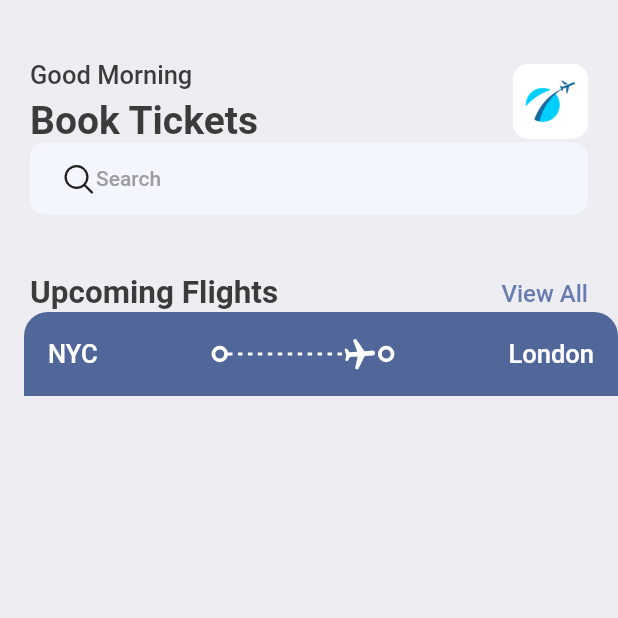
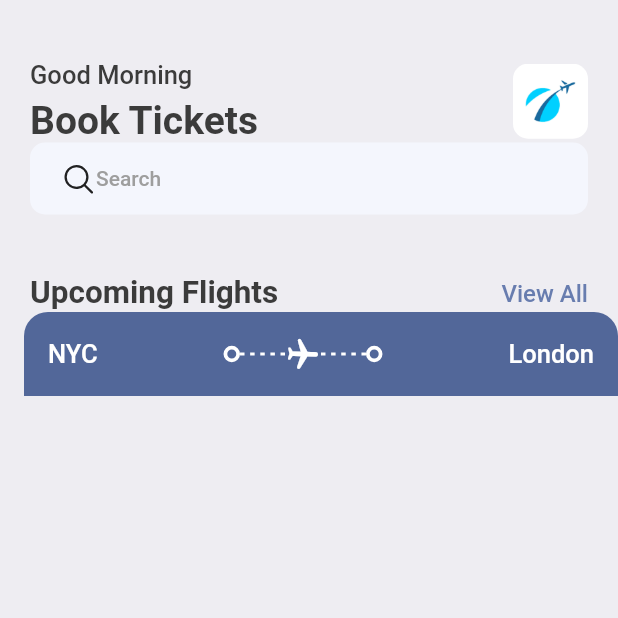
Before and after one commit to Shadabdullah/TicketBooking, a Flutter app: the screen it shows after launch, on a phone screen of 412 x 824 dp, the top half of it. Run offline on Flutter 3.47's test engine with Material 2 defaults, Android fonts, the phone set to English and light mode, and no system bars; our stand-ins replace fluentui_icons, gap.

Commit message:
Stacking done of Plane

```diff
--- a/App/lib/screens/ticket_view.dart
+++ b/App/lib/screens/ticket_view.dart
@@ -32,11 +32,13 @@ class TicketView extends StatelessWidget {
                   const Spacer(),
                   const ThickContainer(),
                   Expanded(
-                      child: SizedBox(
+                      child: Stack(
+                    children: [
+                      SizedBox(
                         height: 24,
                         child: LayoutBuilder(
-                      builder:
-                          (BuildContext context, BoxConstraints constraints) {
+                          builder: (BuildContext context,
+                              BoxConstraints constraints) {
                             return Flex(
                               direction: Axis.horizontal,
                               mainAxisAlignment: MainAxisAlignment.spaceBetween,
@@ -46,20 +48,24 @@ class TicketView extends StatelessWidget {
                                         height: 2,
                                         width: 3,
                                         child: DecoratedBox(
-                                        decoration:
-                                            BoxDecoration(color: Colors.white)),
+                                            decoration: BoxDecoration(
+                                                color: Colors.white)),
                                       )),
                             );
                           },
                         ),
-                  )),
-                  Transform.rotate(
-                    angle: 1.5,
+                      ),
+                      Center(
+                        child: Transform.rotate(
+                          angle: 1.6,
                           child: const Icon(
                             Icons.local_airport_rounded,
                             color: Colors.white,
                           ),
                         ),
+                      ),
+                    ],
+                  )),
                   const ThickContainer(),
                   const Spacer(),
                   Text(
```
Lines whose indentation alone changed are shown as unchanged.
